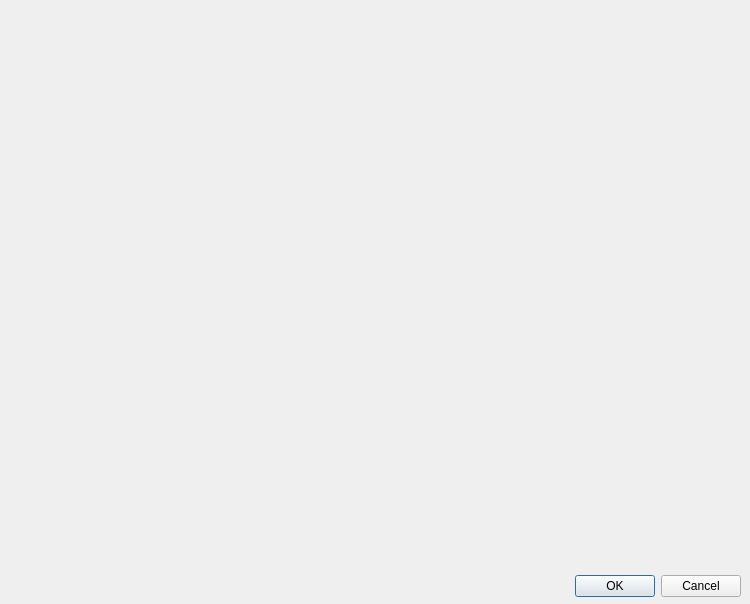
This is idangr/ui/editor.ui in andreafioraldi/IDAngr as Qt 5 draws it before an edit. The edited form follows.
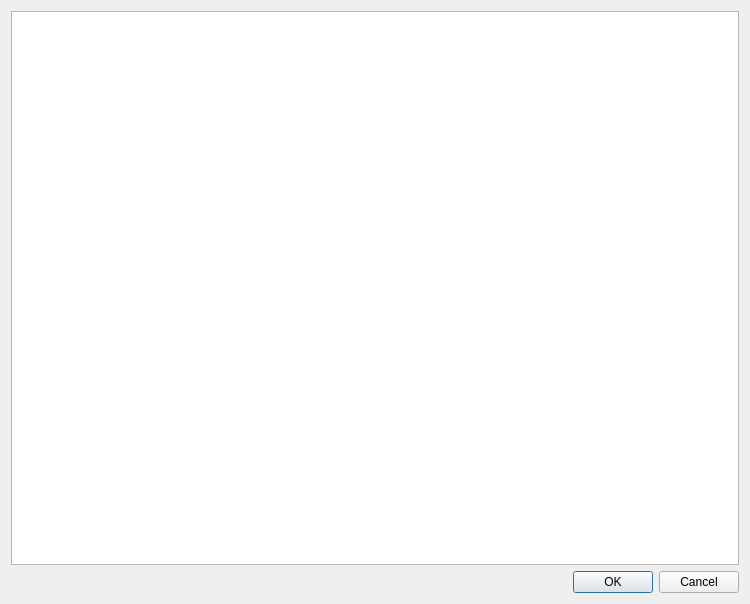
This is the edited form.

Commit message: hooks in gui implementation begins

What changed in the file:
```diff
--- a/idangr/ui/editor.ui
+++ b/idangr/ui/editor.ui
@@ -13,15 +13,12 @@
   <property name="windowTitle">
    <string>Dialog</string>
   </property>
+  <layout class="QGridLayout" name="gridLayout">
+   <item row="0" column="0">
+    <widget class="QPlainTextEdit" name="codeEdit"/>
+   </item>
+   <item row="1" column="0">
   <widget class="QDialogButtonBox" name="buttonBox">
-   <property name="geometry">
-    <rect>
-     <x>400</x>
-     <y>570</y>
-     <width>341</width>
-     <height>32</height>
-    </rect>
-   </property>
    <property name="orientation">
     <enum>Qt::Horizontal</enum>
    </property>
@@ -29,6 +26,8 @@
     <set>QDialogButtonBox::Cancel|QDialogButtonBox::Ok</set>
    </property>
   </widget>
+   </item>
+  </layout>
  </widget>
  <resources/>
  <connections>
```
Left out of the diff: 10 changed lines with no effect on the pictures. Lines whose indentation alone changed are shown as unchanged. The commit also changes 7 other files.
